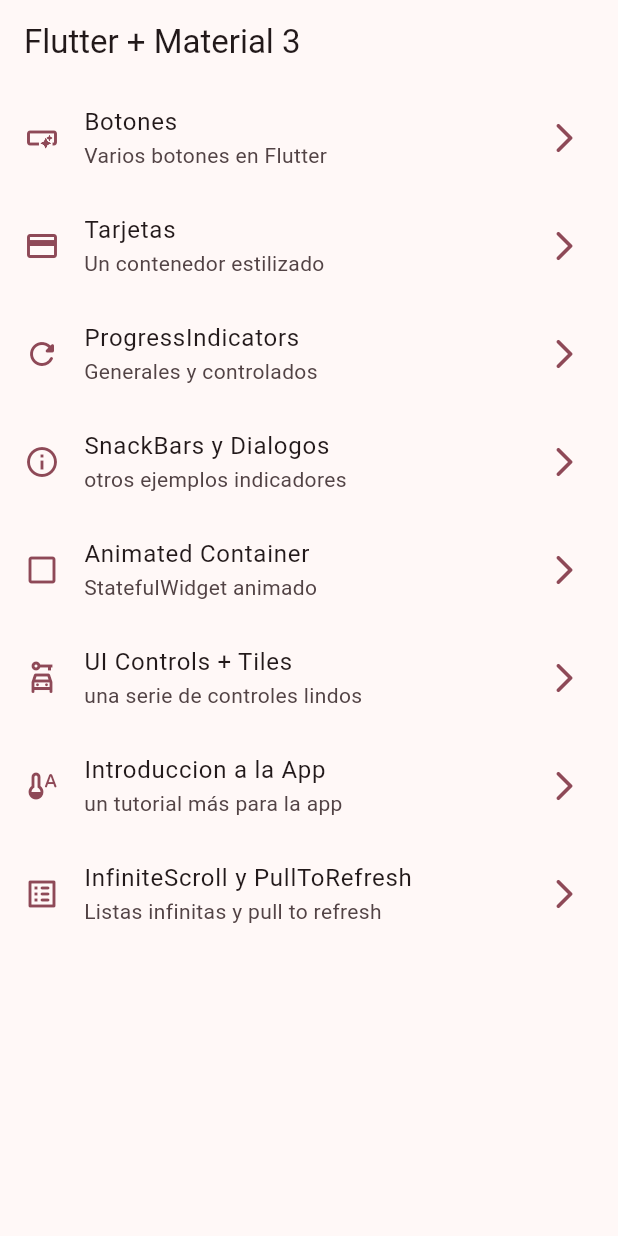
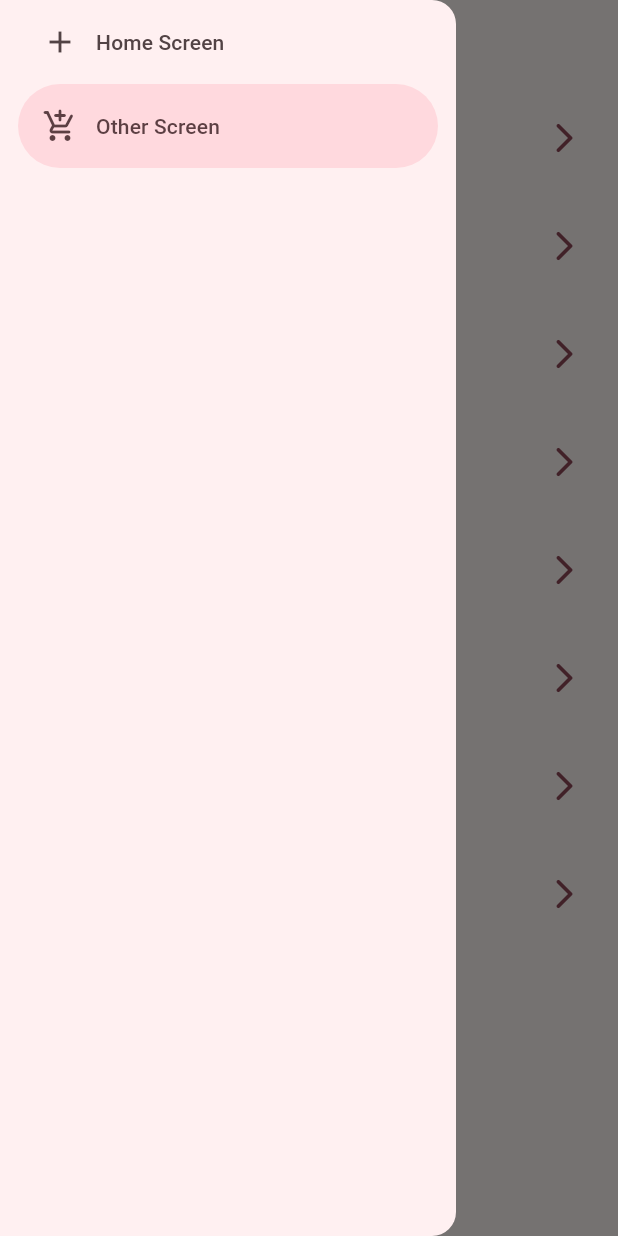
Before and after one commit to msalvetti/widgets_app, a Flutter app: the screen it shows after launch, with the side drawer open (before the commit the screen has no drawer), on a phone screen of 412 x 824 dp. Run offline on Flutter 3.47's test engine with Material 2 defaults, Android fonts, the phone set to English and light mode, and no system bars; our stand-ins replace animate_do, go_router.

Commit message:
empezando con el home screen

```diff
--- a/lib/presentation/screens/home/home_screen.dart
+++ b/lib/presentation/screens/home/home_screen.dart
@@ -1,6 +1,8 @@
 import 'package:flutter/material.dart';
 import 'package:go_router/go_router.dart';
 import 'package:widgets_app/config/menu/menu_item.dart';
+
+import '../../widgets/side_menu.dart';
 
 class HomeScreen extends StatelessWidget {
   static const String name = 'home_screen';
@@ -14,6 +16,7 @@ class HomeScreen extends StatelessWidget {
         title: const Text('Flutter + Material 3'),
       ),
       body: const _HomeView(),
+      drawer: SideMenu(),
     );
   }
 }
--- /dev/null
+++ b/lib/presentation/widgets/side_menu.dart
@@ -0,0 +1,31 @@
+import 'package:flutter/material.dart';
+
+class SideMenu extends StatefulWidget {
+  @override
+  State<SideMenu> createState() => _SideMenuState();
+}
+
+class _SideMenuState extends State<SideMenu> {
+  int navDrawerIndex = 1;
+
+  @override
+  Widget build(BuildContext context) {
+    return NavigationDrawer(
+        selectedIndex: navDrawerIndex,
+        onDestinationSelected: (value) {
+          setState(() {
+            navDrawerIndex = value;
+          });
+        },
+        children: [
+          NavigationDrawerDestination(
+            icon: const Icon(Icons.add),
+            label: const Text("Home Screen"),
+          ),
+          NavigationDrawerDestination(
+            icon: const Icon(Icons.add_shopping_cart_rounded),
+            label: const Text("Other Screen"),
+          ),
+        ]);
+  }
+}
```
